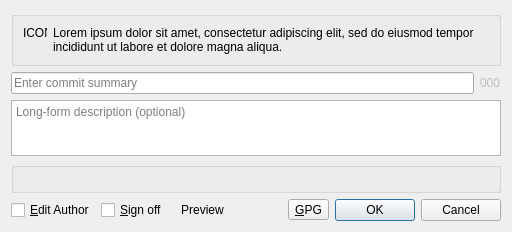
This is gitfourchette/forms/commitdialog.ui in jorio/gitfourchette as Qt 5 draws it before an edit. The edited form follows.
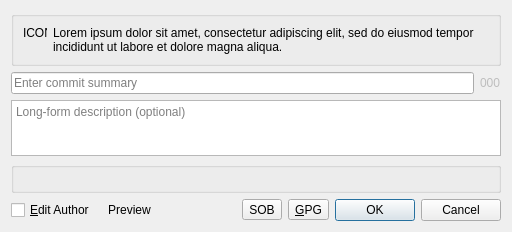
This is the edited form. Custom widgets are drawn as their Qt base class.

Commit message: CommitDialog: Dedicated Signoff button

What changed in the file:
```diff
--- a/gitfourchette/forms/commitdialog.ui
+++ b/gitfourchette/forms/commitdialog.ui
@@ -125,19 +125,6 @@
        </property>
       </widget>
      </item>
-     <item>
-      <widget class="QCheckBox" name="signOffCheckBox">
-       <property name="text">
-        <string>&amp;Sign off</string>
-       </property>
-       <property name="toolTip">
-        <string>Add a Signed-off-by line (Developer Certificate of Origin)</string>
-       </property>
-       <property name="checked">
-        <bool>false</bool>
-       </property>
-      </widget>
-     </item>
      <item>
       <widget class="QHintButton" name="signatureButton">
        <property name="focusPolicy">
@@ -164,6 +151,13 @@
        </property>
       </spacer>
      </item>
+     <item>
+      <widget class="SignoffButton" name="signoffButton">
+       <property name="text">
+        <string notr="true">SOB</string>
+       </property>
+      </widget>
+     </item>
      <item>
       <widget class="GpgButton" name="gpg">
        <property name="text">
@@ -206,6 +200,12 @@
    <header>gitfourchette.forms.gpgbutton</header>
    <container>1</container>
   </customwidget>
+  <customwidget>
+   <class>SignoffButton</class>
+   <extends>QToolButton</extends>
+   <header>gitfourchette.forms.signoffbutton</header>
+   <container>1</container>
+  </customwidget>
  </customwidgets>
  <tabstops>
   <tabstop>summaryEditor</tabstop>
```
The commit also changes 11 other files.
